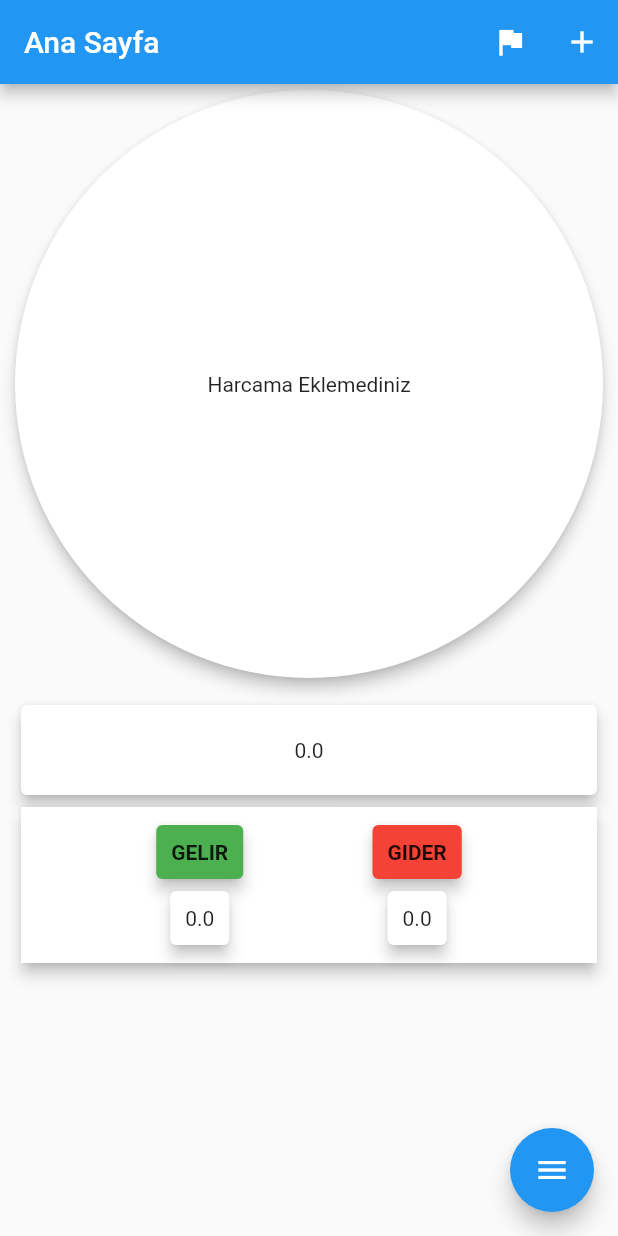
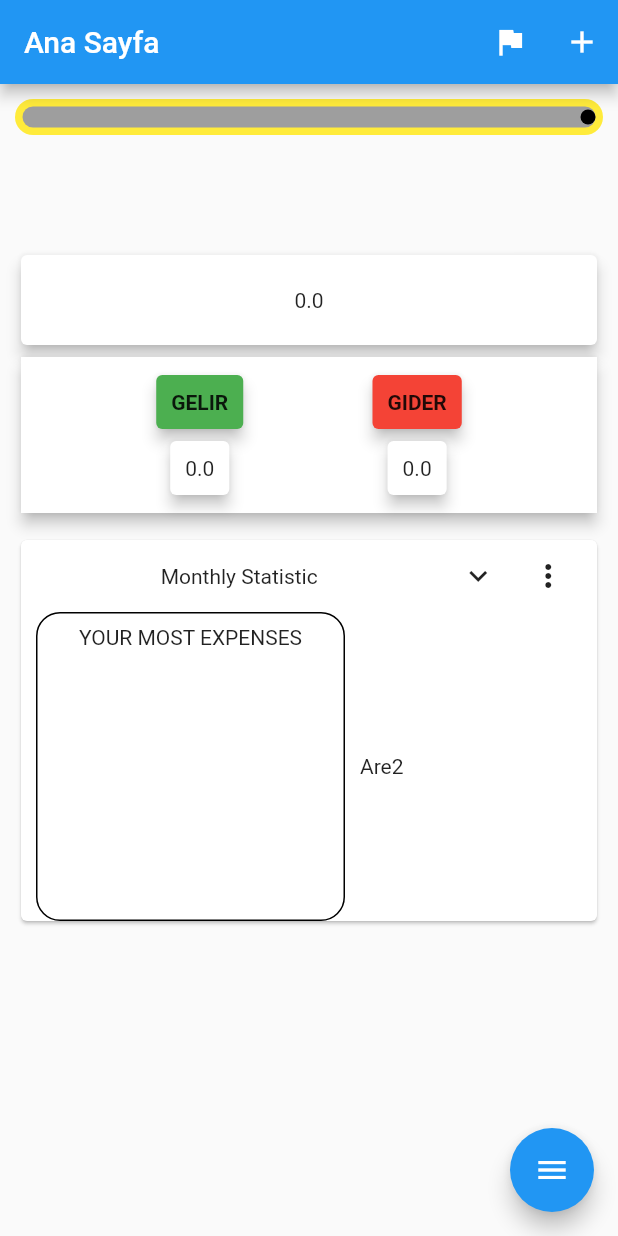
Before and after one commit to Rizaou/expense-planner, a Flutter app: the HomeScreen screen opened directly, on a phone screen of 412 x 824 dp. Run offline on Flutter 3.47's test engine with Material 2 defaults, Android fonts, the phone set to English and light mode, and no system bars; drawn by our look-alikes of flutter_speed_dial, scrollable_positioned_list; our stand-ins replace auto_size_text, sqflite; missing offline and left inert: graphic; accounts and stored records are empty.

Commit message:
You can get all the data descending order from DB.

```diff
--- a/lib/database/database_provider_expenses.dart
+++ b/lib/database/database_provider_expenses.dart
@@ -45,6 +45,28 @@ class DBHelperExpenses {
     } else if (data != null) {}
   }
 
+  static Future<List<ExpenseModel>> get descOrder async {
+    final db = await DBHelperExpenses._database();
+    final query = await db
+        .rawQuery("Select * from $_TABLE_NAME_EXPENSES Order By amount DESC");
+
+    List<ExpenseModel> list = [];
+    query.forEach((e) {
+      var model = ExpenseModel(
+        id: e['id'] as int,
+        amount: double.parse(e['amount'].toString()),
+        title: e['title'].toString(),
+        date: DateTime.parse(
+          e['date'].toString(),
+        ),
+      );
+
+      list.add(model);
+    });
+
+    return [...list];
+  }
+
   static void temp(String va, Function(String) f) {
     int v = 0;
     DBHelperExpenses._database().then((value) {
--- a/lib/main.dart
+++ b/lib/main.dart
@@ -1,5 +1,6 @@
 import 'package:flutter/material.dart';
 import 'package:gelir_gider/database/database_providder_program_settings.dart';
+import 'package:gelir_gider/database/database_provider_expenses.dart';
 import 'package:gelir_gider/database/database_provider_incomes.dart';
 import 'package:gelir_gider/methods/global_values.dart';
 import 'package:gelir_gider/providers/expense_provider.dart';
@@ -9,13 +10,18 @@ import 'package:gelir_gider/screens/home_screen.dart';
 import 'package:gelir_gider/screens/introduction_screen.dart.dart';
 import 'package:provider/provider.dart';
 import './database/database_providder_program_settings.dart';
+import './database/database_provider_expenses.dart';
 
 //TODO : Make detail widget
+//TODO : Ask for a quastion to the user that which credit card they want to add .
+//TODO : Make annual statistic
+//TODO : MAke animated Container.
 void main() => runApp(MyHomePage());
 
 class MyHomePage extends StatelessWidget {
   @override
   Widget build(BuildContext context) {
+    DBHelperExpenses.descOrder;
     Widget mainScreen = Center(
       child: CircularProgressIndicator(),
     );
--- a/lib/models/expense_model.dart
+++ b/lib/models/expense_model.dart
@@ -22,7 +22,6 @@ class ExpenseModel {
   }
 
   Map<String, dynamic> get toJson => {
-        'id': id,
         'amount': amount,
         'desc': description,
         'title': title,
--- a/lib/providers/expense_provider.dart
+++ b/lib/providers/expense_provider.dart
@@ -100,4 +100,10 @@ class ExpenseProvider with ChangeNotifier {
     await DBHelperExpenses.deleteData(id: id);
     notifyListeners();
   }
+
+  Future<List<ExpenseModel>> get getDescOrder async {
+    final list = await DBHelperExpenses.descOrder;
+    print("List lenght : " + list.length.toString());
+    return [...list];
+  }
 }
--- a/lib/widgets/create_main_list.dart
+++ b/lib/widgets/create_main_list.dart
@@ -1,6 +1,8 @@
 import 'package:flutter/material.dart';
 import 'package:gelir_gider/models/expense_model.dart';
 import 'package:gelir_gider/models/income_model.dart';
+import 'package:gelir_gider/widgets/detail_card.dart';
+import 'package:gelir_gider/widgets/my_custom_graph.dart';
 import 'package:scrollable_positioned_list/scrollable_positioned_list.dart';
 
 import 'detail_widget.dart';
@@ -21,38 +23,34 @@ class CreateMainList extends StatelessWidget {
   final List<ExpenseModel> expenseData;
   final List<IncomeModel> incomeData;
 
+  Widget _getAllList() {
+    return Column(
+      children: [
+        Graph(),
+        MainIncomeChart(),
+        ...expenseData
+            .map((e) => ExpenseCard(
+                title: e.title, amount: e.amount, date: e.date, id: e.id))
+            .toList(),
+        ...incomeData
+            .map((e) => IncomeCard(
+                  id: e.id,
+                  amount: e.income,
+                  title: e.description,
+                ))
+            .toList(),
+        DetailCard(),
+      ],
+    );
+  }
+
   @override
   Widget build(BuildContext context) {
     return ScrollablePositionedList.builder(
       itemScrollController: control,
-      itemCount: 2 + incomeData.length + expenseData.length,
+      itemCount: 1,
       itemBuilder: (context, index) {
-        if (index == 0) {
-          return MyChart();
-        } else if (index == 1) {
-          return MainIncomeChart();
-        } else if (expenseData.isNotEmpty &&
-            (index >= 2 && index - 2 < expenseData.length)) {
-          return ExpenseCard(
-              title: expenseData[index - 2].title,
-              amount: expenseData[index - 2].amount,
-              date: expenseData[index - 2].date,
-              id: expenseData[index - 2].id);
-        } else if (expenseData.isEmpty) {
-          return Text("No expenses Added");
-        } else if (incomeData.isNotEmpty &&
-            (index >= 2 + expenseData.length &&
-                index - (expenseData.length + 2 + incomeData.length) <=
-                    incomeData.length)) {
-          return IncomeCard(
-              id: incomeData[index - expenseData.length - 2].id,
-              title: incomeData[index - expenseData.length - 2].description,
-              amount: incomeData[index - expenseData.length - 2].income);
-        } else if (incomeData.isEmpty) {
-          return Text("No incomes added");
-        } else {
-          return Text('');
-        }
+        return _getAllList();
       },
     );
   }
--- /dev/null
+++ b/lib/widgets/detail_card.dart
@@ -0,0 +1,166 @@
+import 'package:flutter/material.dart';
+import 'package:gelir_gider/methods/global_values.dart';
+import 'package:gelir_gider/models/expense_model.dart';
+import 'package:gelir_gider/providers/expense_provider.dart';
+import 'package:provider/provider.dart';
+
+enum Screens {
+  monthly,
+  annual,
+}
+
+class DetailCard extends StatefulWidget {
+  DetailCard({Key? key}) : super(key: key);
+  Screens currentScene = Screens.monthly;
+  String title = "Monthly";
+  List<ExpenseModel> list = [];
+  double textFactor = 1.5;
+
+  @override
+  State<DetailCard> createState() => _DetailCardState();
+}
+
+class _DetailCardState extends State<DetailCard> {
+  void _changeMenu(Screens value) {
+    if (value != widget.currentScene) {
+      print("Burada");
+      setState(() {
+        switch (value) {
+          case Screens.monthly:
+            widget.currentScene = Screens.monthly;
+            widget.title = "Monthly";
+            break;
+
+          case Screens.annual:
+            widget.currentScene = Screens.annual;
+            widget.title = "Annualy";
+            break;
+        }
+      });
+    }
+  }
+
+  @override
+  Widget build(BuildContext context) {
+    final expenseProvider = Provider.of<ExpenseProvider>(context);
+
+    Widget _appBar = Container(
+      padding: const EdgeInsets.symmetric(
+        horizontal: global_horizontal_padding,
+      ),
+      child: Row(
+        mainAxisAlignment: MainAxisAlignment.spaceEvenly,
+        children: [
+          Flexible(
+            flex: 6,
+            child: Container(
+              alignment: Alignment.center,
+              child: Text("${widget.title} Statistic",
+                  textAlign: TextAlign.center),
+            ),
+          ),
+          IconButton(
+            onPressed: () {},
+            icon: Icon(
+              Icons.expand_more_outlined,
+            ),
+          ),
+          Flexible(
+            flex: 1,
+            child: Container(
+              child: PopupMenuButton(
+                onSelected: _changeMenu,
+                itemBuilder: (_) => [
+                  const PopupMenuItem(
+                      child: Text('Monthly'), value: Screens.monthly),
+                  const PopupMenuItem(
+                      child: Text('Annual'), value: Screens.annual),
+                ],
+              ),
+            ),
+          ),
+        ],
+      ),
+    );
+    Widget showDetail = Row(
+      children: [
+        Column(
+          children: [
+            Container(
+              margin: const EdgeInsets.symmetric(
+                horizontal: global_horizontal_padding,
+              ),
+              height: MediaQuery.of(context).size.width / 2,
+              width: MediaQuery.of(context).size.width / 2,
+              decoration: BoxDecoration(
+                  borderRadius: BorderRadius.circular(16),
+                  border: Border.all()),
+              child: ListView.builder(
+                itemCount: 1,
+                itemBuilder: (context, index) {
+                  return Column(
+                    children: [
+                      const Padding(
+                        padding: EdgeInsets.all(8.0),
+                        child: Text("YOUR MOST EXPENSES",
+                            textAlign: TextAlign.center),
+                      ),
+                      FutureBuilder(
+                        future: expenseProvider.getDescOrder
+                            .then((value) => widget.list = value),
+                        builder: (context, snapshot) {
+                          if (snapshot.hasError) {
+                            return Text("Error");
+                          } else if (snapshot.connectionState ==
+                              ConnectionState.waiting) {
+                            return Card();
+                          } else {
+                            return Column(
+                              mainAxisAlignment: MainAxisAlignment.spaceEvenly,
+                              children: [
+                                ...widget.list.map((e) {
+                                  var wg = Container(
+                                      margin: EdgeInsets.all(
+                                          global_horizontal_padding / 2),
+                                      child: Text(
+                                        e.title,
+                                        textScaleFactor: widget.textFactor,
+                                      ));
+                                  widget.textFactor *= .2;
+                                  if (widget.textFactor < .8) {
+                                    widget.textFactor = .8;
+                                  }
+                                  return wg;
+                                }).toList()
+                              ],
+                            );
+                          }
+                        },
+                      )
+                    ],
+                  );
+                },
+              ),
+            ),
+          ],
+        ),
+        Container(
+          child: Text("Are2"),
+        )
+      ],
+    );
+
+    return Padding(
+      padding:
+          const EdgeInsets.symmetric(horizontal: global_horizontal_padding),
+      child: Card(
+        child: Column(
+          children: [
+            _appBar,
+            showDetail,
+          ],
+        ),
+      ),
+    );
+  }
+}
--- a/lib/widgets/my_custom_graph.dart
+++ b/lib/widgets/my_custom_graph.dart
@@ -13,7 +13,7 @@ class Graph extends StatelessWidget {
       required double totalExpenses}) {
     //double query = MediaQuery.of(context).size.width;
     if (totalExpenses >= totalIncomes) {
-      return maxWidth;
+      return maxWidth - global_horizontal_padding;
     } else if (totalExpenses == 0 || totalIncomes == 0) {
       return 0;
     }
```
